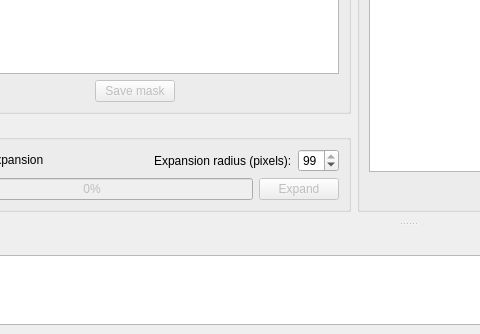
The window that gui/ui/mainwin.ui (jtsiomb/texpand) describes before a commit, drawn with Qt 5; both pictures show x 90 to 570 and y 545 to 879 of the 995 by 879 pixel window.
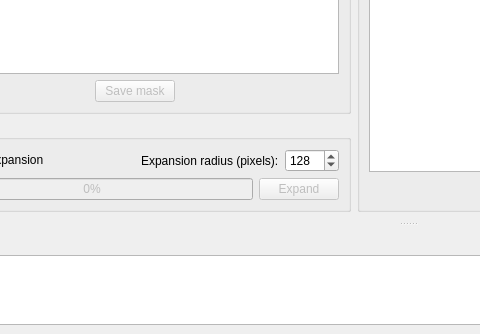
The same window after the commit. Custom widgets are drawn as their Qt base class.

Commit message: fixed maximum value of expansion spinbox

```diff
--- a/gui/ui/mainwin.ui
+++ b/gui/ui/mainwin.ui
@@ -288,6 +288,9 @@
                <property name="minimum">
                 <number>1</number>
                </property>
+               <property name="maximum">
+                <number>8192</number>
+               </property>
                <property name="value">
                 <number>128</number>
                </property>
```
